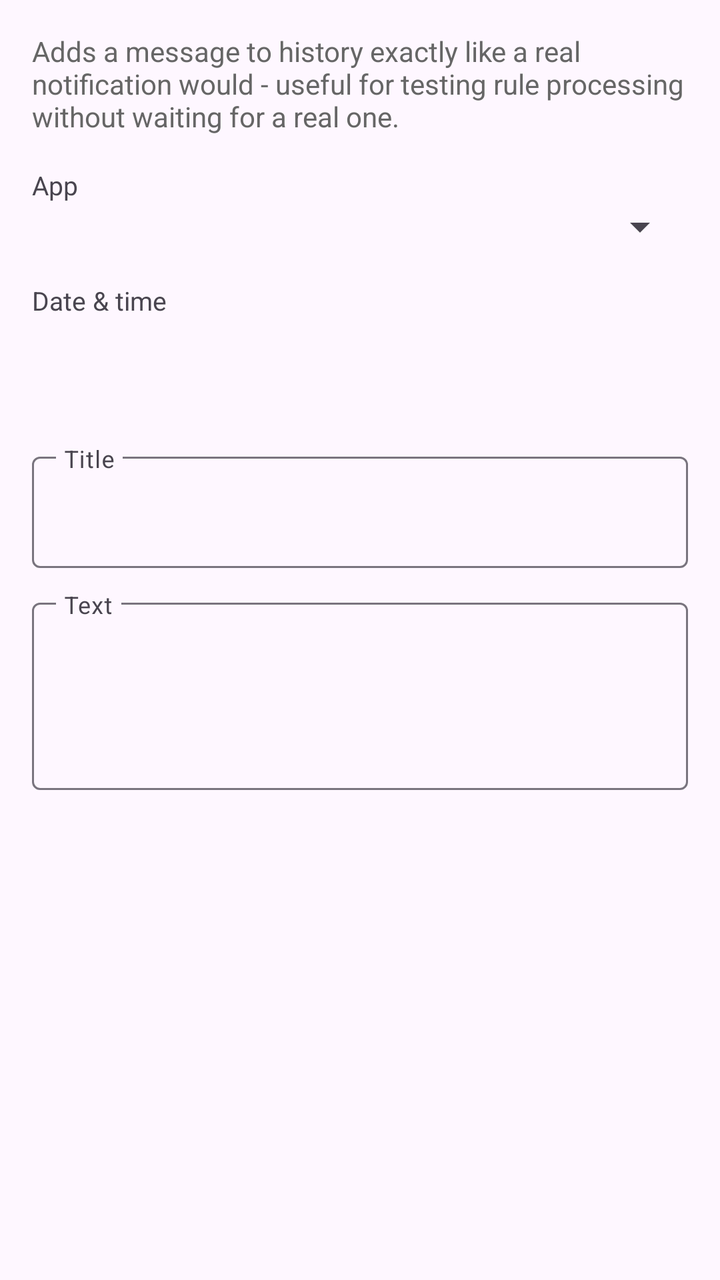
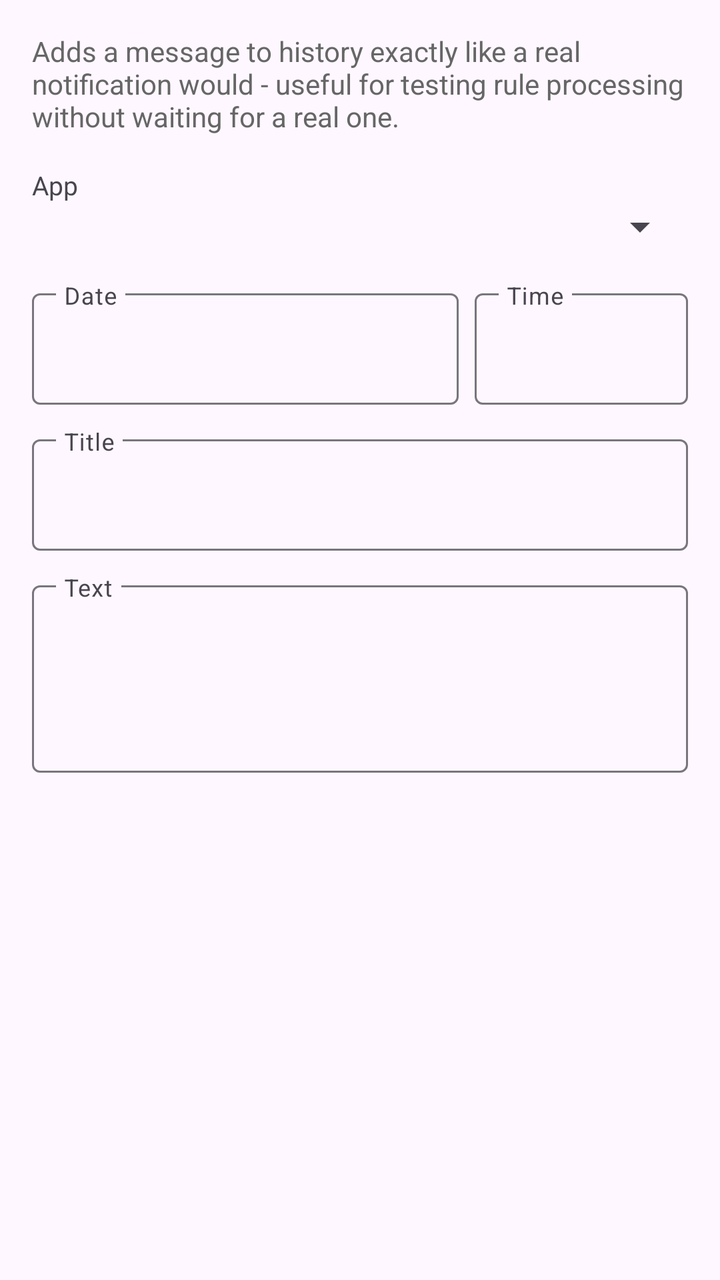

Compare the two renders of this Android layout. The source of the first and the diff that turns it into the second are given below.
<!-- AndroidManifest.xml: application theme Theme.FfNotifyImporter -->
<!-- res/layout/fragment_add_test_message.xml -->
<?xml version="1.0" encoding="utf-8"?>
<ScrollView xmlns:android="http://schemas.android.com/apk/res/android"
    xmlns:app="http://schemas.android.com/apk/res-auto"
    android:layout_width="match_parent"
    android:layout_height="match_parent">

    <LinearLayout
        android:layout_width="match_parent"
        android:layout_height="wrap_content"
        android:orientation="vertical"
        android:padding="16dp">

        <TextView
            android:layout_width="match_parent"
            android:layout_height="wrap_content"
            android:layout_marginBottom="16dp"
            android:text="@string/add_test_message_explanation"
            android:textColor="#666666" />

        <TextView
            android:id="@+id/noMonitoredAppsText"
            android:layout_width="match_parent"
            android:layout_height="wrap_content"
            android:layout_marginBottom="16dp"
            android:text="@string/add_test_message_no_apps"
            android:visibility="gone" />

        <TextView
            android:layout_width="match_parent"
            android:layout_height="wrap_content"
            android:text="@string/add_test_message_app_label"
            android:textSize="13sp" />

        <Spinner
            android:id="@+id/appSpinner"
            android:layout_width="match_parent"
            android:layout_height="wrap_content"
            android:layout_marginBottom="16dp" />

        <TextView
            android:layout_width="match_parent"
            android:layout_height="wrap_content"
            android:text="@string/add_test_message_datetime_label"
            android:textSize="13sp" />

        <Button
            android:id="@+id/dateTimeButton"
            style="?attr/borderlessButtonStyle"
            android:layout_width="wrap_content"
            android:layout_height="wrap_content"
            android:layout_marginBottom="16dp"
            android:minWidth="0dp"
            android:paddingStart="0dp"
            android:textAllCaps="false" />

        <com.google.android.material.textfield.TextInputLayout
            android:layout_width="match_parent"
            android:layout_height="wrap_content"
            android:layout_marginBottom="12dp"
            android:hint="@string/add_test_message_title_label"
            app:expandedHintEnabled="false">

            <com.google.android.material.textfield.TextInputEditText
                android:id="@+id/titleInput"
                android:layout_width="match_parent"
                android:layout_height="wrap_content" />

        </com.google.android.material.textfield.TextInputLayout>

        <com.google.android.material.textfield.TextInputLayout
            android:layout_width="match_parent"
            android:layout_height="wrap_content"
            android:layout_marginBottom="16dp"
            android:hint="@string/add_test_message_text_label"
            app:expandedHintEnabled="false">

            <com.google.android.material.textfield.TextInputEditText
                android:id="@+id/textInput"
                android:layout_width="match_parent"
                android:layout_height="wrap_content"
                android:gravity="top"
                android:inputType="textMultiLine"
                android:minLines="3" />

        </com.google.android.material.textfield.TextInputLayout>

    </LinearLayout>

</ScrollView>
<!-- resources referenced by this layout -->
<resources>
  <string name="add_test_message_app_label">App</string>
  <string name="add_test_message_datetime_label">Date &amp; time</string>
  <string name="add_test_message_explanation">Adds a message to history exactly like a real notification would - useful for testing rule processing without waiting for a real one.</string>
  <string name="add_test_message_no_apps">No monitored apps yet. Pick at least one in Monitored apps first.</string>
  <string name="add_test_message_text_label">Text</string>
  <string name="add_test_message_title_label">Title</string>
  <style name="Theme.FfNotifyImporter" parent="Theme.Material3.DayNight.NoActionBar" />
</resources>

<!-- the commit's change to res/layout/fragment_add_test_message.xml (unified diff, before → after) -->
@@ -37,21 +37,53 @@
             android:layout_height="wrap_content"
             android:layout_marginBottom="16dp" />
 
-        <TextView
+        <LinearLayout
             android:layout_width="match_parent"
             android:layout_height="wrap_content"
-            android:text="@string/add_test_message_datetime_label"
-            android:textSize="13sp" />
+            android:layout_marginBottom="12dp"
+            android:orientation="horizontal">
 
-        <Button
-            android:id="@+id/dateTimeButton"
-            style="?attr/borderlessButtonStyle"
-            android:layout_width="wrap_content"
-            android:layout_height="wrap_content"
-            android:layout_marginBottom="16dp"
-            android:minWidth="0dp"
-            android:paddingStart="0dp"
-            android:textAllCaps="false" />
+            <com.google.android.material.textfield.TextInputLayout
+                android:layout_width="0dp"
+                android:layout_height="wrap_content"
+                android:layout_marginEnd="8dp"
+                android:layout_weight="2"
+                android:hint="@string/create_tx_field_date"
+                app:expandedHintEnabled="false">
+
+                <com.google.android.material.textfield.TextInputEditText
+                    android:id="@+id/messageDateInput"
+                    android:layout_width="match_parent"
+                    android:layout_height="wrap_content"
+                    android:cursorVisible="false"
+                    android:ellipsize="end"
+                    android:focusable="false"
+                    android:inputType="none"
+                    android:maxLines="1" />
+
+            </com.google.android.material.textfield.TextInputLayout>
+
+            <com.google.android.material.textfield.TextInputLayout
+                android:layout_width="0dp"
+                android:layout_height="wrap_content"
+                android:layout_weight="1"
+                android:hint="@string/create_tx_field_time"
+                app:expandedHintEnabled="false">
+
+                <com.google.android.material.textfield.TextInputEditText
+                    android:id="@+id/messageTimeInput"
+                    android:layout_width="match_parent"
+                    android:layout_height="wrap_content"
+                    android:cursorVisible="false"
+                    android:ellipsize="end"
+                    android:focusable="false"
+                    android:inputType="none"
+                    android:maxLines="1" />
+
+            </com.google.android.material.textfield.TextInputLayout>
+
+        </LinearLayout>
+
 
         <com.google.android.material.textfield.TextInputLayout
             android:layout_width="match_parent"
<!-- resource entries referenced after the edit -->
@@ -1,11 +1,12 @@
 <!-- resources referenced by this layout -->
 <resources>
   <string name="add_test_message_app_label">App</string>
-  <string name="add_test_message_datetime_label">Date &amp; time</string>
   <string name="add_test_message_explanation">Adds a message to history exactly like a real notification would - useful for testing rule processing without waiting for a real one.</string>
   <string name="add_test_message_no_apps">No monitored apps yet. Pick at least one in Monitored apps first.</string>
   <string name="add_test_message_text_label">Text</string>
   <string name="add_test_message_title_label">Title</string>
+  <string name="create_tx_field_date">Date</string>
+  <string name="create_tx_field_time">Time</string>
   <style name="Theme.FfNotifyImporter" parent="Theme.Material3.DayNight.NoActionBar" />
 </resources>
 
